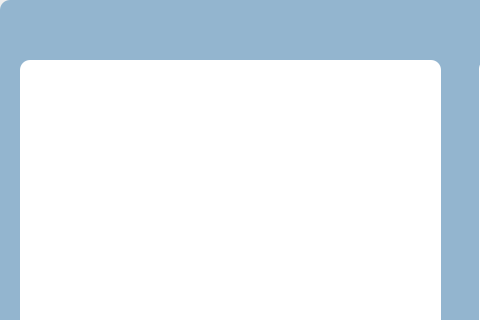
Above: creategame.ui from sj-team/ShootPlane before the change; both pictures show x 0 to 480 and y 0 to 320 of the 800 by 511 pixel window. Below: the same form after it.
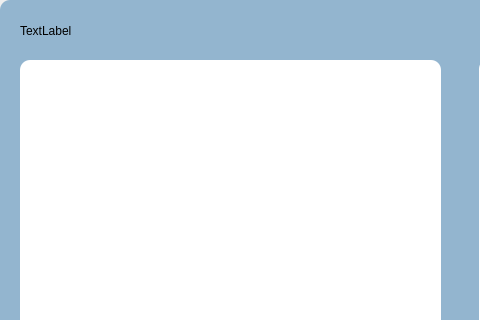
That is the form after the change. Custom widgets are drawn as their Qt base class.

Patch:
```diff
--- a/creategame.ui
+++ b/creategame.ui
@@ -353,6 +353,24 @@
      </layout>
     </widget>
    </widget>
+   <widget class="QLabel" name="label_title">
+    <property name="geometry">
+     <rect>
+      <x>20</x>
+      <y>10</y>
+      <width>261</width>
+      <height>41</height>
+     </rect>
+    </property>
+    <property name="styleSheet">
+     <string notr="true">
+font: 25 16pt &quot;微软雅黑 Light&quot;;
+color: rgb(0, 0, 0)</string>
+    </property>
+    <property name="text">
+     <string>TextLabel</string>
+    </property>
+   </widget>
   </widget>
  </widget>
  <customwidgets>
```
